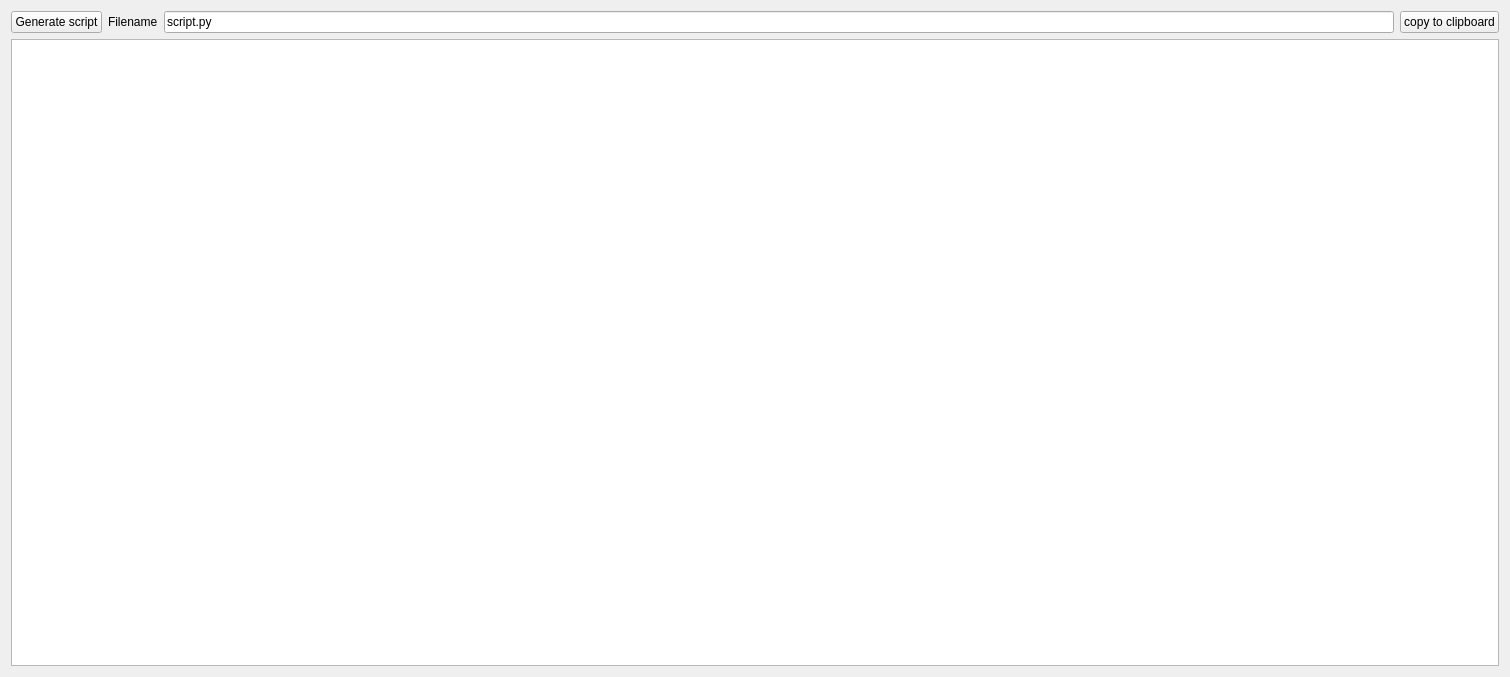
This is DNSReduction/script_generator/script_generator.ui in thomueller/dns_mantid_gui as Qt 5 draws it before an edit. The edited form follows.
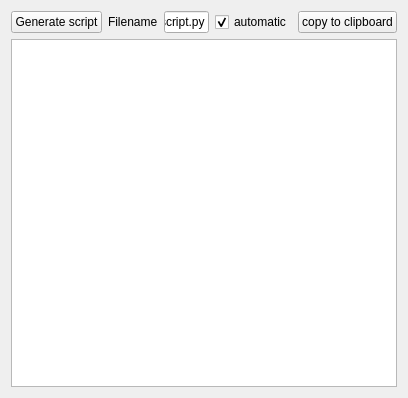
This is the edited form.

```diff
--- a/DNSReduction/script_generator/script_generator.ui
+++ b/DNSReduction/script_generator/script_generator.ui
@@ -6,8 +6,8 @@
    <rect>
     <x>0</x>
     <y>0</y>
-    <width>1510</width>
-    <height>677</height>
+    <width>408</width>
+    <height>398</height>
    </rect>
   </property>
   <property name="sizePolicy">
@@ -40,6 +40,19 @@
       <widget class="QLineEdit" name="lE_filename">
        <property name="text">
         <string>script.py</string>
+       </property>
+       <property name="readOnly">
+        <bool>true</bool>
+       </property>
+      </widget>
+     </item>
+     <item>
+      <widget class="QCheckBox" name="cB_automatic_name">
+       <property name="text">
+        <string>automatic</string>
+       </property>
+       <property name="checked">
+        <bool>true</bool>
        </property>
       </widget>
      </item>
```
